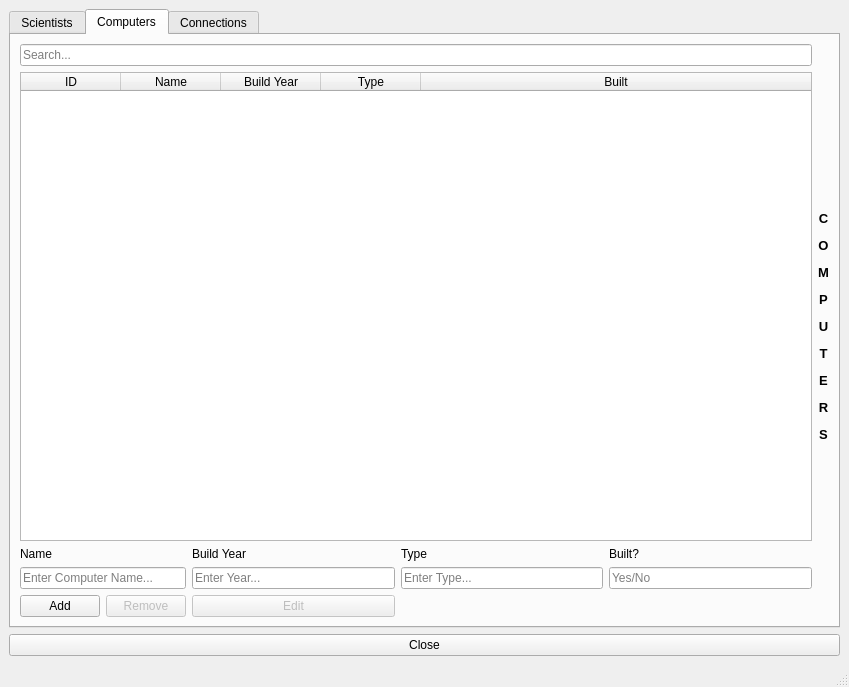
This is Verkefni3/displaywindow.ui in ivarmarkusson/Lokaverkefni as Qt 5 draws it before an edit. The edited form follows.
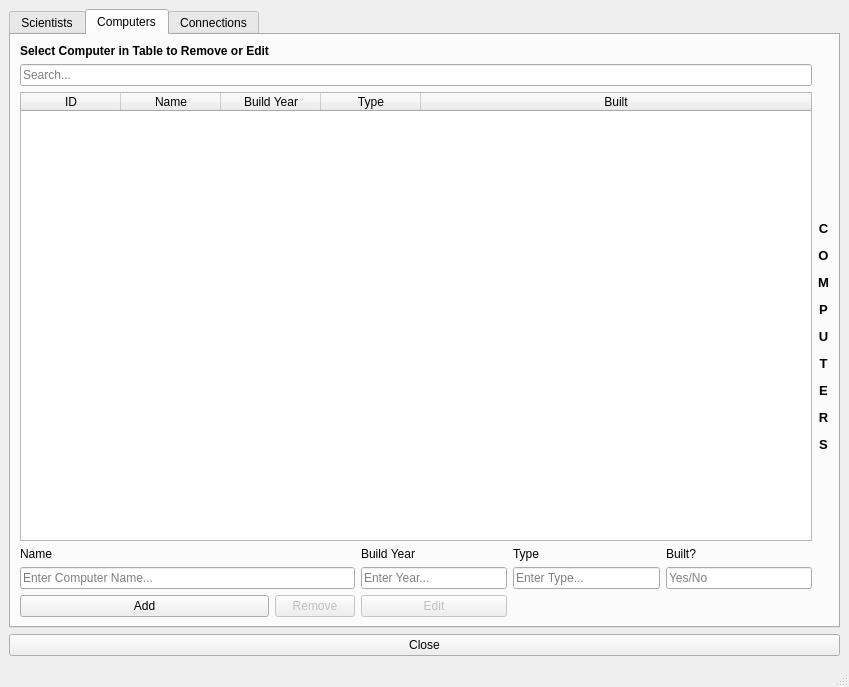
This is the edited form. The open tabs and pages were chosen to show the change.

Diff of the .ui file:
```diff
--- a/Verkefni3/displaywindow.ui
+++ b/Verkefni3/displaywindow.ui
@@ -188,72 +188,17 @@
         <string>Computers</string>
        </attribute>
        <layout class="QGridLayout" name="gridLayout_3">
-        <item row="2" column="0">
-         <widget class="QLabel" name="label_12">
-          <property name="text">
-           <string>Name</string>
-          </property>
-         </widget>
-        </item>
-        <item row="3" column="4">
-         <widget class="QLineEdit" name="line_com_built_add_remove_edit">
-          <property name="text">
-           <string/>
-          </property>
-          <property name="placeholderText">
-           <string>Yes/No</string>
-          </property>
-         </widget>
-        </item>
-        <item row="4" column="0">
-         <widget class="QPushButton" name="pushButton_com_add">
-          <property name="text">
-           <string>Add</string>
-          </property>
-         </widget>
-        </item>
-        <item row="3" column="0" colspan="2">
-         <widget class="QLineEdit" name="line_com_name_add_remove_edit">
-          <property name="placeholderText">
-           <string>Enter Computer Name...</string>
-          </property>
-         </widget>
-        </item>
-        <item row="2" column="4">
-         <widget class="QLabel" name="label_9">
-          <property name="text">
-           <string>Built?</string>
-          </property>
-         </widget>
-        </item>
-        <item row="4" column="1">
-         <widget class="QPushButton" name="pushButton_com_remove">
-          <property name="enabled">
-           <bool>false</bool>
-          </property>
-          <property name="text">
-           <string>Remove</string>
-          </property>
-         </widget>
-        </item>
         <item row="4" column="2">
-         <widget class="QPushButton" name="pushButton_com_edit">
-          <property name="enabled">
-           <bool>false</bool>
-          </property>
+         <widget class="QLineEdit" name="line_com_year_add_remove_edit">
           <property name="text">
-           <string>Edit</string>
+           <string/>
           </property>
-         </widget>
-        </item>
-        <item row="0" column="0" colspan="5">
-         <widget class="QLineEdit" name="line_search_com">
           <property name="placeholderText">
-           <string>Search...</string>
+           <string>Enter Year...</string>
           </property>
          </widget>
         </item>
-        <item row="1" column="0" colspan="5">
+        <item row="2" column="0" colspan="5">
          <widget class="QTableWidget" name="table_display_com">
           <property name="editTriggers">
            <set>QAbstractItemView::NoEditTriggers</set>
@@ -297,44 +242,106 @@
           </column>
          </widget>
         </item>
-        <item row="2" column="3">
-         <widget class="QLabel" name="label_10">
-          <property name="text">
-           <string>Type</string>
-          </property>
-         </widget>
-        </item>
-        <item row="3" column="3">
+        <item row="4" column="3">
          <widget class="QLineEdit" name="line_com_type_add_remove_edit">
           <property name="placeholderText">
            <string>Enter Type...</string>
           </property>
          </widget>
         </item>
+        <item row="3" column="3">
+         <widget class="QLabel" name="label_10">
+          <property name="text">
+           <string>Type</string>
+          </property>
+         </widget>
+        </item>
         <item row="3" column="2">
-         <widget class="QLineEdit" name="line_com_year_add_remove_edit">
-          <property name="text">
-           <string/>
-          </property>
-          <property name="placeholderText">
-           <string>Enter Year...</string>
-          </property>
-         </widget>
-        </item>
-        <item row="2" column="2">
          <widget class="QLabel" name="label_11">
           <property name="text">
            <string>Build Year</string>
           </property>
          </widget>
         </item>
-        <item row="1" column="5">
+        <item row="2" column="5">
          <widget class="QLabel" name="label_8">
           <property name="text">
            <string>&lt;html&gt;&lt;head/&gt;&lt;body&gt;&lt;p align=&quot;center&quot;&gt;&lt;br/&gt;&lt;/p&gt;&lt;p align=&quot;center&quot;&gt;&lt;span style=&quot; font-size:10pt; font-weight:600;&quot;&gt;C&lt;/span&gt;&lt;/p&gt;&lt;p align=&quot;center&quot;&gt;&lt;span style=&quot; font-size:10pt; font-weight:600;&quot;&gt;O&lt;/span&gt;&lt;/p&gt;&lt;p align=&quot;center&quot;&gt;&lt;span style=&quot; font-size:10pt; font-weight:600;&quot;&gt;M&lt;/span&gt;&lt;/p&gt;&lt;p align=&quot;center&quot;&gt;&lt;span style=&quot; font-size:10pt; font-weight:600;&quot;&gt;P&lt;/span&gt;&lt;/p&gt;&lt;p align=&quot;center&quot;&gt;&lt;span style=&quot; font-size:10pt; font-weight:600;&quot;&gt;U&lt;/span&gt;&lt;/p&gt;&lt;p align=&quot;center&quot;&gt;&lt;span style=&quot; font-size:10pt; font-weight:600;&quot;&gt;T&lt;/span&gt;&lt;/p&gt;&lt;p align=&quot;center&quot;&gt;&lt;span style=&quot; font-size:10pt; font-weight:600;&quot;&gt;E&lt;/span&gt;&lt;/p&gt;&lt;p align=&quot;center&quot;&gt;&lt;span style=&quot; font-size:10pt; font-weight:600;&quot;&gt;R&lt;/span&gt;&lt;/p&gt;&lt;p align=&quot;center&quot;&gt;&lt;span style=&quot; font-size:10pt; font-weight:600;&quot;&gt;S&lt;/span&gt;&lt;/p&gt;&lt;/body&gt;&lt;/html&gt;</string>
           </property>
          </widget>
         </item>
+        <item row="1" column="0" colspan="5">
+         <widget class="QLineEdit" name="line_search_com">
+          <property name="placeholderText">
+           <string>Search...</string>
+          </property>
+         </widget>
+        </item>
+        <item row="5" column="2">
+         <widget class="QPushButton" name="pushButton_com_edit">
+          <property name="enabled">
+           <bool>false</bool>
+          </property>
+          <property name="text">
+           <string>Edit</string>
+          </property>
+         </widget>
+        </item>
+        <item row="5" column="1">
+         <widget class="QPushButton" name="pushButton_com_remove">
+          <property name="enabled">
+           <bool>false</bool>
+          </property>
+          <property name="text">
+           <string>Remove</string>
+          </property>
+         </widget>
+        </item>
+        <item row="3" column="4">
+         <widget class="QLabel" name="label_9">
+          <property name="text">
+           <string>Built?</string>
+          </property>
+         </widget>
+        </item>
+        <item row="3" column="0">
+         <widget class="QLabel" name="label_12">
+          <property name="text">
+           <string>Name</string>
+          </property>
+         </widget>
+        </item>
+        <item row="4" column="0" colspan="2">
+         <widget class="QLineEdit" name="line_com_name_add_remove_edit">
+          <property name="placeholderText">
+           <string>Enter Computer Name...</string>
+          </property>
+         </widget>
+        </item>
+        <item row="4" column="4">
+         <widget class="QLineEdit" name="line_com_built_add_remove_edit">
+          <property name="text">
+           <string/>
+          </property>
+          <property name="placeholderText">
+           <string>Yes/No</string>
+          </property>
+         </widget>
+        </item>
+        <item row="5" column="0">
+         <widget class="QPushButton" name="pushButton_com_add">
+          <property name="text">
+           <string>Add</string>
+          </property>
+         </widget>
+        </item>
+        <item row="0" column="0">
+         <widget class="QLabel" name="label_15">
+          <property name="text">
+           <string>&lt;html&gt;&lt;head/&gt;&lt;body&gt;&lt;p&gt;&lt;span style=&quot; font-weight:600;&quot;&gt;Select Computer in Table to Remove or Edit&lt;/span&gt;&lt;/p&gt;&lt;/body&gt;&lt;/html&gt;</string>
+          </property>
+         </widget>
+        </item>
        </layout>
       </widget>
       <widget class="QWidget" name="tab_conn">
```
Left out of the diff: 129 changed lines with no effect on the pictures.
